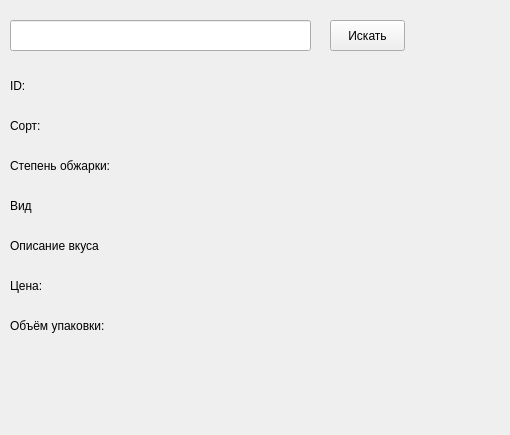
First picture: the form in Main.ui, repository zxcPashtet/git_repo3, before the edit.
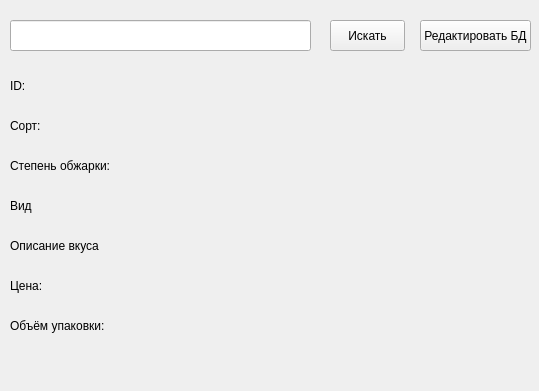
Second picture: the form after the edit.

The edit to the form file:
```diff
--- a/Main.ui
+++ b/Main.ui
@@ -6,8 +6,8 @@
    <rect>
     <x>0</x>
     <y>0</y>
-    <width>510</width>
-    <height>435</height>
+    <width>539</width>
+    <height>391</height>
    </rect>
   </property>
   <property name="windowTitle">
@@ -127,6 +127,19 @@
     <string>Объём упаковки:</string>
    </property>
   </widget>
+  <widget class="QPushButton" name="pushButton_2">
+   <property name="geometry">
+    <rect>
+     <x>420</x>
+     <y>20</y>
+     <width>111</width>
+     <height>31</height>
+    </rect>
+   </property>
+   <property name="text">
+    <string>Редактировать БД</string>
+   </property>
+  </widget>
  </widget>
  <resources/>
  <connections/>
```
